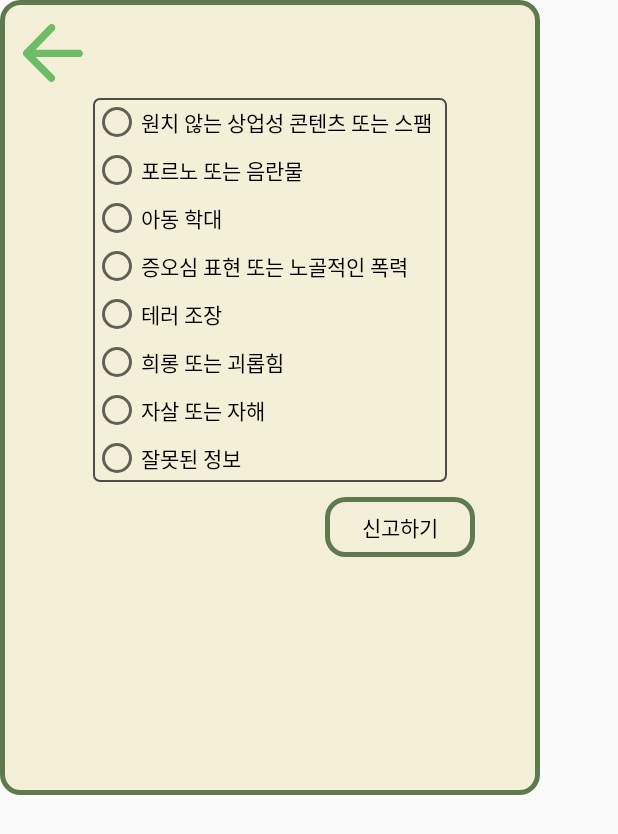
After one commit to Jae211/Single_Fridge, an Android app: the layout activity_report.xml on its own in the app's theme, with its tools: preview values and no code run, on a phone screen of 412 x 824 dp. The commit adds this screen. Shown: the top 834 px of the screen. Run offline under Robolectric (Android 15) with nearby library versions, the phone set to English and light mode, and no system bars; network calls fail.

Commit message:
report 기능 추가

```diff
--- a/app/src/main/AndroidManifest.xml
+++ b/app/src/main/AndroidManifest.xml
@@ -137,6 +137,10 @@
         <activity android:name="org.techtown.Single_Fridge.My_tip_edit"
             android:exported="true">
         </activity>
+        <activity android:name="org.techtown.Single_Fridge.Report"
+            android:exported="true"
+            android:theme="@android:style/Theme.Dialog">
+        </activity>
         <meta-data
             android:name="com.kakao.sdk.AppKey"
             android:value="@string/kakao_app_key" />
--- /dev/null
+++ b/app/src/main/res/layout/activity_report.xml
@@ -0,0 +1,130 @@
+<?xml version="1.0" encoding="utf-8"?>
+<LinearLayout xmlns:android="http://schemas.android.com/apk/res/android"
+    xmlns:app="http://schemas.android.com/apk/res-auto"
+    xmlns:tools="http://schemas.android.com/tools"
+    android:layout_width="360dp"
+    android:layout_height="530dp"
+    android:background="@drawable/button_round"
+    android:gravity="center_horizontal"
+    android:orientation="vertical">
+
+
+    <LinearLayout
+        android:layout_width="match_parent"
+        android:layout_height="wrap_content"
+        android:layout_weight="0"
+        android:orientation="horizontal">
+
+        <ImageButton
+            android:id="@+id/button_back"
+            android:layout_width="40dp"
+            android:layout_height="40dp"
+            android:background="#00000000"
+            android:scaleType="fitCenter"
+            android:layout_marginStart="15dp"
+            android:layout_marginTop="15dp"
+            android:layout_weight="0"
+            android:src="@drawable/back" />
+    </LinearLayout>
+
+    <LinearLayout
+        android:layout_width="wrap_content"
+        android:layout_height="wrap_content"
+        android:layout_marginLeft="50dp"
+        android:layout_marginTop="10dp"
+        android:layout_marginRight="50dp"
+        android:layout_weight="0"
+        android:orientation="vertical"
+        android:background="@drawable/edittext_rounded_corner_rectangle_3">
+
+        <RadioGroup
+            android:id="@+id/radioGroup"
+            android:orientation="vertical"
+            android:layout_width="match_parent"
+            android:layout_height="match_parent">
+
+            <RadioButton
+                android:id="@+id/r_btn1"
+                android:layout_width="match_parent"
+                android:layout_height="wrap_content"
+                android:layout_marginRight="10dp"
+                android:fontFamily="@font/binggrae"
+                android:text="원치 않는 상업성 콘텐츠 또는 스팸"
+                android:textColor="#000000" />
+            <RadioButton
+                android:id="@+id/r_btn2"
+                android:text="포르노 또는 음란물"
+                android:layout_width="match_parent"
+                android:layout_height="wrap_content"
+                android:fontFamily="@font/binggrae"
+                android:textColor="#000000" />
+            <RadioButton
+                android:id="@+id/r_btn3"
+                android:text="아동 학대"
+                android:layout_width="match_parent"
+                android:layout_height="wrap_content"
+                android:fontFamily="@font/binggrae"
+                android:textColor="#000000" />
+            <RadioButton
+                android:id="@+id/r_btn4"
+                android:text="증오심 표현 또는 노골적인 폭력"
+                android:layout_width="match_parent"
+                android:layout_height="wrap_content"
+                android:fontFamily="@font/binggrae"
+                android:textColor="#000000" />
+            <RadioButton
+                android:id="@+id/r_btn5"
+                android:text="테러 조장"
+                android:layout_width="match_parent"
+                android:layout_height="wrap_content"
+                android:fontFamily="@font/binggrae"
+                android:textColor="#000000" />
+            <RadioButton
+                android:id="@+id/r_btn6"
+                android:text="희롱 또는 괴롭힘"
+                android:layout_width="match_parent"
+                android:layout_height="wrap_content"
+                android:fontFamily="@font/binggrae"
+                android:textColor="#000000" />
+            <RadioButton
+                android:id="@+id/r_btn7"
+                android:text="자살 또는 자해"
+                android:layout_width="match_parent"
+                android:layout_height="wrap_content"
+                android:fontFamily="@font/binggrae"
+                android:textColor="#000000" />
+            <RadioButton
+                android:id="@+id/r_btn8"
+                android:text="잘못된 정보"
+                android:layout_width="match_parent"
+                android:layout_height="wrap_content"
+                android:fontFamily="@font/binggrae"
+                android:textColor="#000000" />
+
+        </RadioGroup>
+
+
+
+    </LinearLayout>
+
+
+    <LinearLayout
+        android:layout_width="314dp"
+        android:layout_height="wrap_content"
+        android:layout_marginTop="10dp"
+        android:layout_marginRight="20dp"
+        android:gravity="right"
+        android:orientation="horizontal">
+
+        <Button
+            android:id="@+id/button_report_submit"
+            android:layout_width="100dp"
+            android:layout_height="40dp"
+            android:background="@drawable/button_round"
+            android:fontFamily="@font/binggrae"
+            android:text="신고하기"
+            tools:ignore="TouchTargetSizeCheck" />
+    </LinearLayout>
+
+
+</LinearLayout>
```
Also changed, not shown: app/src/main/java/org/techtown/Single_Fridge/Detail.java (+18 -2 lines), app/src/main/java/org/techtown/Single_Fridge/Report.java (added, +168 -0 lines), app/src/main/java/org/techtown/Single_Fridge/Requests/ReportRequest.java (added, +31 -0 lines), app/src/main/res/layout/listview_comment.xml (+7 -0 lines), app/src/main/res/drawable/report.png (added).
